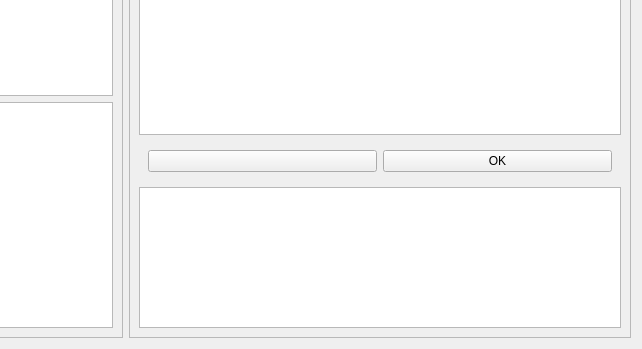
Old version of the form Client/front_end/mainwindow.ui in the repository Sjeary/OnPointLinkProgram; both pictures show x 259 to 901 and y 240 to 589 of the 901 by 589 pixel window.
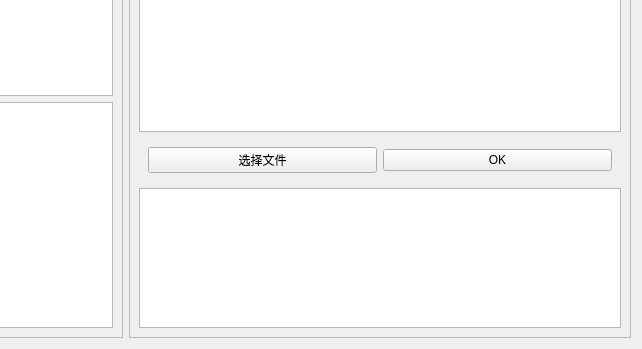
New version of the form. The open tabs and pages were chosen to show the change.

What changed in the file:
```diff
--- a/Client/front_end/mainwindow.ui
+++ b/Client/front_end/mainwindow.ui
@@ -275,7 +275,7 @@
           <item>
            <widget class="QPushButton" name="pushButton_2">
             <property name="text">
-             <string/>
+             <string>选择文件</string>
             </property>
            </widget>
           </item>
```
Left out of the diff: 2 changed lines with no effect on the pictures.
